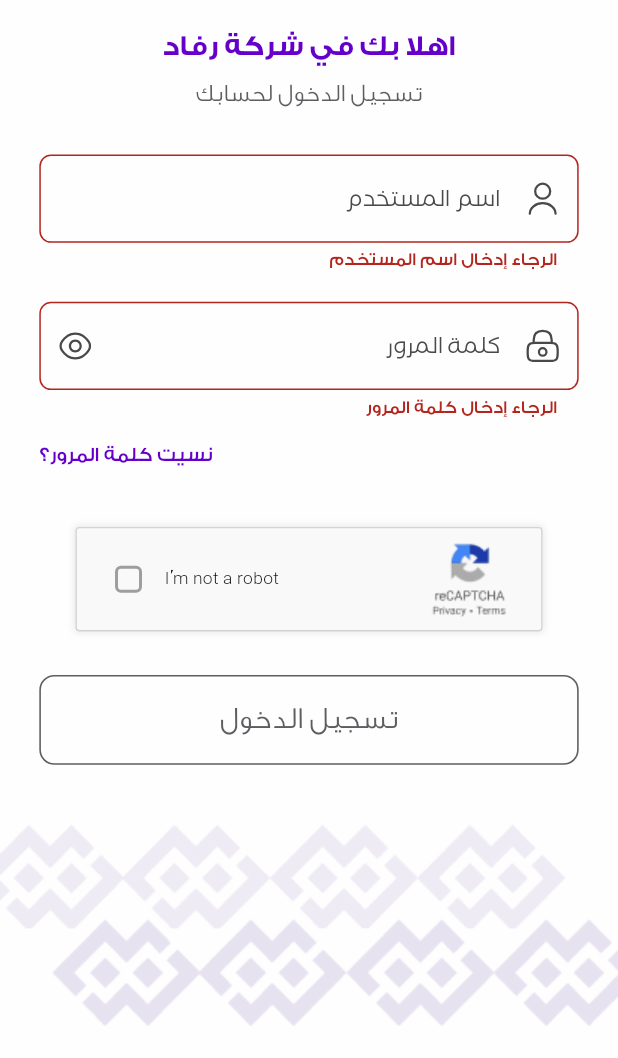
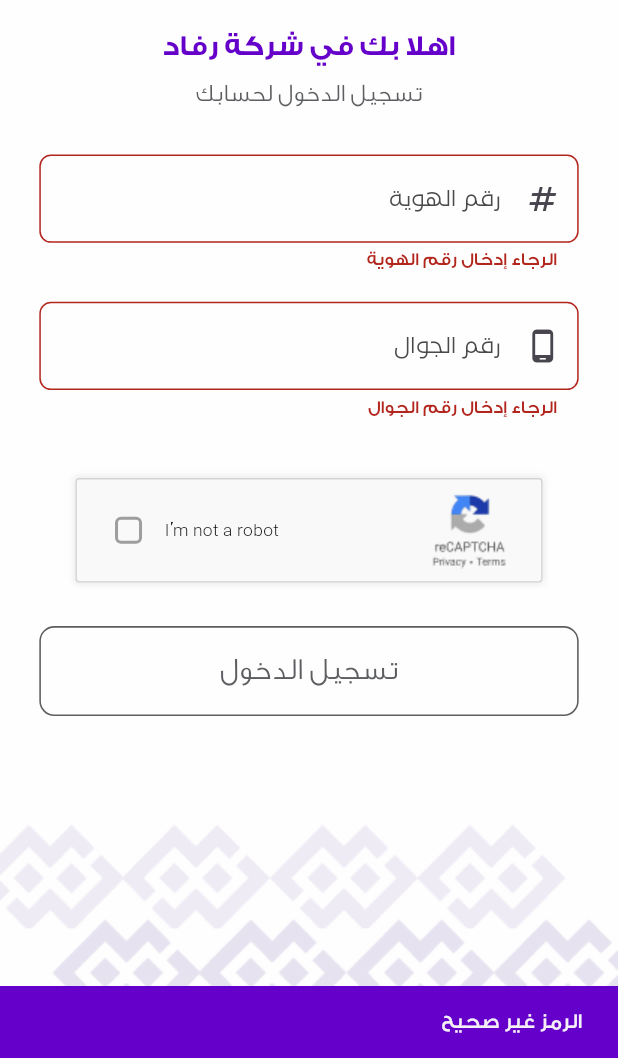
Before and after one commit to AhmadMahdaly/RIFAD_App, a Flutter app: the screen it shows after launch, after a tap on "تسجيل الدخول", on a phone screen of 412 x 824 dp, the part 178-1236 px from its top. Run offline on Flutter 3.47's test engine with Material 3 defaults, Android fonts, the phone set to English and light mode, and no system bars; drawn by our look-alikes of modal_progress_hud_nsn; our stand-ins replace easy_localization, flutter_bloc, flutter_dotenv, flutter_screenutil; missing offline and left inert: flutter_verification_code.

Commit message:
Refactor LoginScreen to integrate loading state and enhance user interaction during login process

```diff
--- a/lib/screens/login/login_screen.dart
+++ b/lib/screens/login/login_screen.dart
@@ -1,9 +1,8 @@
 import 'package:flutter/material.dart';
 import 'package:flutter_screenutil/flutter_screenutil.dart';
-import 'package:flutter_svg/svg.dart';
+import 'package:modal_progress_hud_nsn/modal_progress_hud_nsn.dart';
 import 'package:rifad/screens/confirm_login/confirm_login_screen.dart';
 import 'package:rifad/screens/login/widgets/app_welcome_widget.dart';
-import 'package:rifad/screens/login/widgets/forget_password_widget.dart';
 import 'package:rifad/screens/login/widgets/title_of_welcome_page_widget.dart';
 import 'package:rifad/utils/components/custom_button.dart';
 import 'package:rifad/utils/components/custom_textformfield.dart';
@@ -26,10 +25,26 @@ class _LoginScreenState extends State<LoginScreen> {
   final _userNameController = TextEditingController();
   final _passwordController = TextEditingController();
   final formKey = GlobalKey<FormState>();
+  final bool _isInAsyncCall = false;
+
   @override
   Widget build(BuildContext context) {
+    final isKeyboardVisible = MediaQuery.of(context).viewInsets.bottom > 0;
     return Scaffold(
-      body: Padding(
+      body: ModalProgressHUD(
+        inAsyncCall: _isInAsyncCall,
+        opacity: 0.5,
+        progressIndicator: const CircularProgressIndicator(),
+        child: Stack(
+          fit: StackFit.expand,
+          children: [
+            Positioned(
+              bottom: isKeyboardVisible ? -260 : 0,
+              left: 0,
+              right: 0,
+              child: const EndOfPage(),
+            ),
+            Padding(
               padding: EdgeInsets.symmetric(horizontal: 25.w),
               child: SingleChildScrollView(
                 child: AutofillGroup(
@@ -45,71 +60,65 @@ class _LoginScreenState extends State<LoginScreen> {
                         const TitleOfWelcomePage(),
                         const H(h: 32),
                         CustomTextformfield(
+                          controller: _passwordController,
+                          validator: (value) {
+                            if (value == null || value.isEmpty) {
+                              return 'الرجاء إدخال رقم الهوية';
+                            }
+                            return null;
+                          },
+                          text: 'رقم الهوية',
+                          icon: const Icon(Icons.numbers_outlined),
+                          // passwordIcon: IconButton(
+                          //   onPressed:
+                          //       () => setState(() {
+                          //         isShowPassword = !isShowPassword;
+                          //       }),
+                          //   icon:
+                          //       isShowPassword
+                          //           ? SvgPicture.asset(
+                          //             'assets/svg/eye.svg',
+                          //             fit: BoxFit.none,
+                          //           )
+                          //           : SvgPicture.asset(
+                          //             'assets/svg/EyeClosed.svg',
+                          //             fit: BoxFit.none,
+                          //           ),
+                          // ),
+                          //  obscureText: isShowPassword,
+                          keyboardType: TextInputType.visiblePassword,
+                          contentPadding: EdgeInsets.symmetric(
+                            vertical: 18.h,
+                            horizontal: 10.w,
+                          ),
+                          textInputAction: TextInputAction.done,
+                          autofillHints: const [AutofillHints.creditCardType],
+                        ),
+                        const H(h: 20),
+
+                        CustomTextformfield(
                           controller: _userNameController,
                           validator: (value) {
                             if (value == null || value.isEmpty) {
-                        return 'الرجاء إدخال اسم المستخدم';
+                              return 'الرجاء إدخال رقم الجوال';
                             }
                             return null;
                           },
-                    text: 'اسم المستخدم',
-                    icon: SvgPicture.asset(
-                      'assets/svg/user.svg',
-                      fit: BoxFit.none,
-                      width: 16.w,
-                      height: 16.h,
-                    ),
-                    keyboardType: TextInputType.emailAddress,
+                          text: 'رقم الجوال',
+                          icon: const Icon(Icons.phone_android_outlined),
+                          keyboardType: TextInputType.phone,
                           contentPadding: EdgeInsets.symmetric(
                             vertical: 18.h,
                             horizontal: 10.w,
                           ),
                           textInputAction: TextInputAction.next,
-                    autofillHints: const [AutofillHints.email],
+                          autofillHints: const [
+                            AutofillHints.telephoneNumberDevice,
+                          ],
                         ),
-                  const H(h: 20),
-                  CustomTextformfield(
-                    controller: _passwordController,
-                    validator: (value) {
-                      if (value == null || value.isEmpty) {
-                        return 'الرجاء إدخال كلمة المرور';
-                      }
-                      return null;
-                    },
-                    text: 'كلمة المرور',
-                    icon: SvgPicture.asset(
-                      'assets/svg/lock.svg',
-                      fit: BoxFit.none,
-                      width: 16.w,
-                      height: 16.h,
-                    ),
-                    passwordIcon: IconButton(
-                      onPressed:
-                          () => setState(() {
-                            isShowPassword = !isShowPassword;
-                          }),
-                      icon:
-                          isShowPassword
-                              ? SvgPicture.asset(
-                                'assets/svg/eye.svg',
-                                fit: BoxFit.none,
-                              )
-                              : SvgPicture.asset(
-                                'assets/svg/EyeClosed.svg',
-                                fit: BoxFit.none,
-                              ),
-                    ),
-                    keyboardType: TextInputType.visiblePassword,
-                    obscureText: isShowPassword,
-                    contentPadding: EdgeInsets.symmetric(
-                      vertical: 18.h,
-                      horizontal: 10.w,
-                    ),
-                    textInputAction: TextInputAction.done,
-                    autofillHints: const [AutofillHints.password],
-                  ),
-                  const H(h: 14),
-                  const ForgetPasswordWidget(),
+
+                        // const H(h: 14),
+                        // const ForgetPasswordWidget(),
                         const H(h: 40),
                         Container(
                           width: 297.w,
@@ -151,7 +160,10 @@ class _LoginScreenState extends State<LoginScreen> {
                               ),
                               if (isLoading)
                                 Container(
-                            margin: EdgeInsets.only(right: 14.w, left: 14.w),
+                                  margin: EdgeInsets.only(
+                                    right: 14.w,
+                                    left: 14.w,
+                                  ),
                                   alignment: Alignment.center,
                                   height: 20.h,
                                   width: 20.w,
@@ -201,7 +213,15 @@ class _LoginScreenState extends State<LoginScreen> {
                               Navigator.push(
                                 context,
                                 MaterialPageRoute(
-                            builder: (context) => const ConfirmLoginScreen(),
+                                  builder:
+                                      (context) => const ConfirmLoginScreen(),
+                                ),
+                              );
+                            } else {
+                              ScaffoldMessenger.of(context).showSnackBar(
+                                const SnackBar(
+                                  content: Text('الرمز غير صحيح'),
+                                  backgroundColor: kMainColor,
                                 ),
                               );
                             }
@@ -215,7 +235,9 @@ class _LoginScreenState extends State<LoginScreen> {
                 ),
               ),
             ),
-      bottomNavigationBar: const EndOfPage(),
+          ],
+        ),
+      ),
     );
   }
 
```
Lines whose indentation alone changed are shown as unchanged.
